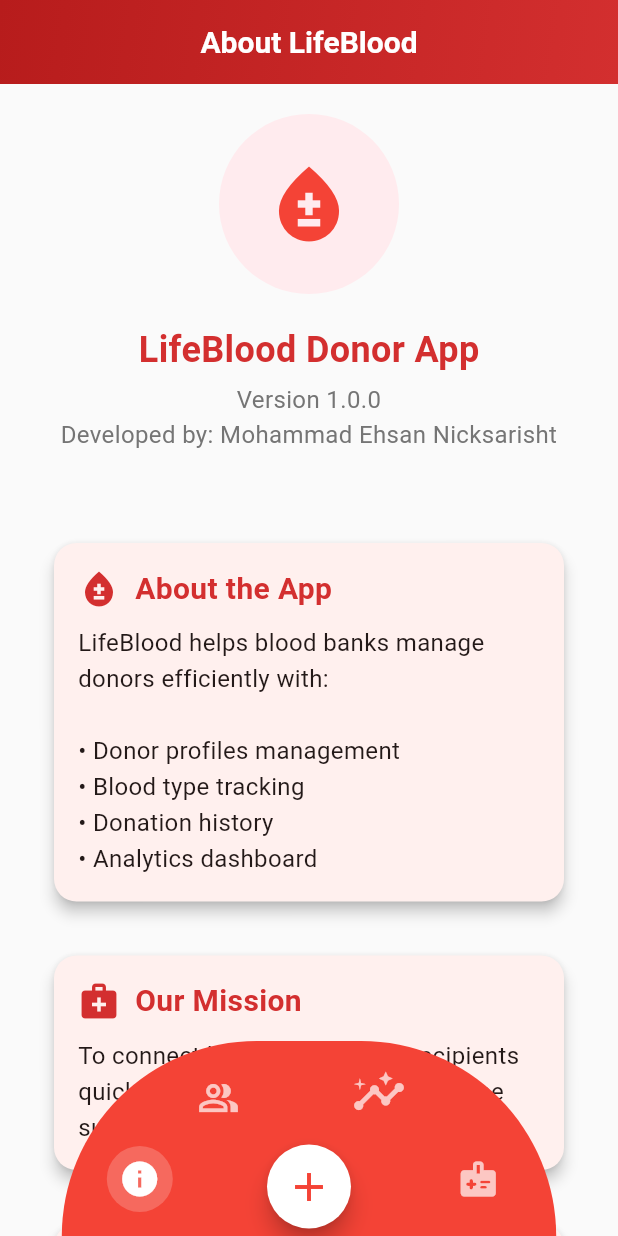
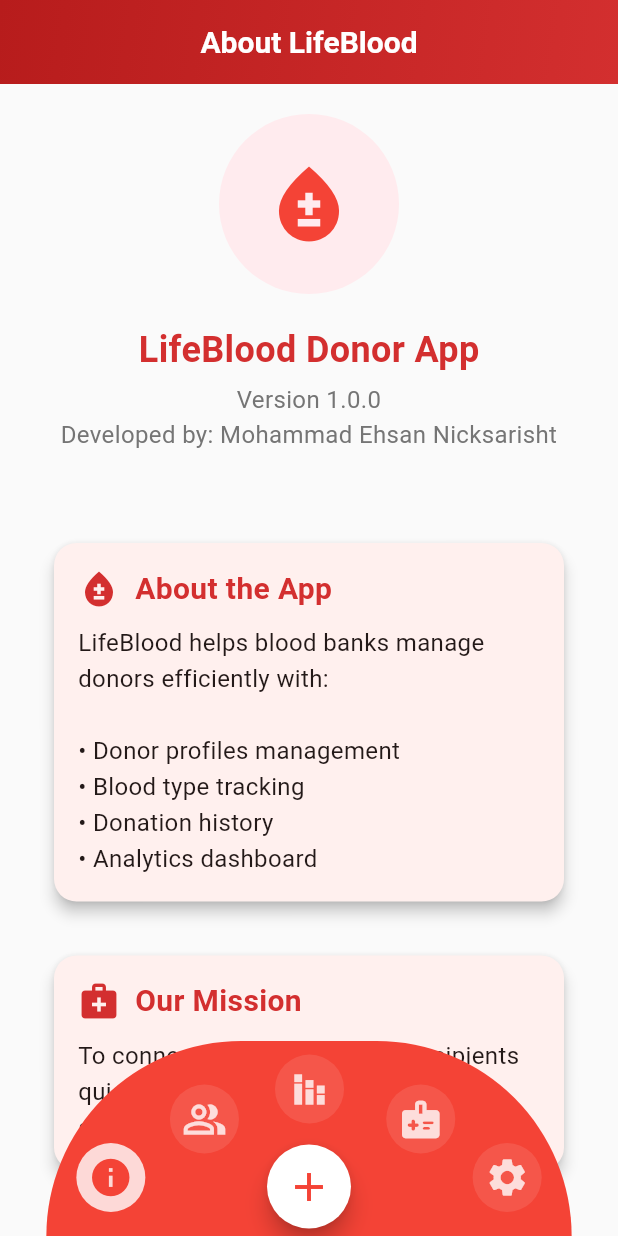
Before and after one commit to Ehsan2022/blood-tracker, a Flutter app: the screen it shows after launch, after a tap on the "info" icon, on a phone screen of 412 x 824 dp. Run offline on Flutter 3.47's test engine with Material 3 defaults, Android fonts, the phone set to English and light mode, and no system bars; our stand-ins replace device_preview, liquid_pull_to_refresh, share_plus; network calls fail.

Commit message:
bottom navigation bar updated. Settings page created and added

```diff
--- a/front/lib/main.dart
+++ b/front/lib/main.dart
@@ -1,4 +1,5 @@
 import 'package:class_project/screens/donor_info.dart';
+import 'package:class_project/screens/settings.dart';
 import 'package:class_project/screens/stats.dart';
 import 'package:device_preview/device_preview.dart';
 import 'package:flutter/foundation.dart';
@@ -21,7 +22,6 @@ class LifeBloodApp extends StatelessWidget {
   @override
   Widget build(BuildContext context) {
     return MaterialApp(
-       useInheritedMediaQuery: true,
       locale: DevicePreview.locale(context),
       builder: DevicePreview.appBuilder,
       title: 'LifeBlood',
@@ -57,6 +57,7 @@ class _MainNavigationWrapperState extends State<MainNavigationWrapper> {
   const StatsScreen(),
   const AboutScreen(),
   const DonorInfoScreen(),
+  const SettingsScreen(),
 ];
 
 @override
@@ -109,7 +110,7 @@ Widget build(BuildContext context) {
     children: [
       // The red bottom navigation bar
       Container(
-        width: MediaQuery.of(context).size.width * 0.80, // Increased width to accommodate 4 items
+        width: MediaQuery.of(context).size.width * 0.85, // Slightly wider to accommodate 5 icons
         height: 130,
         decoration: BoxDecoration(
           borderRadius: const BorderRadius.only(
@@ -120,31 +121,35 @@ Widget build(BuildContext context) {
         ),
         child: Stack(
           children: [
-            // About Screen (left)
+            // About Screen (leftmost)
             Positioned(
-              left: 30,
+              left: 20,
               bottom: 16,
-              child: Center(
-                child: _buildNavItem(Icons.info, 2), // Changed index to 2
+              child: _buildNavItem(Icons.info, 2),
             ),
-            ),
-            // Donor List (center-left)
+             // Donor List (center)
             Positioned(
               left: MediaQuery.of(context).size.width * 0.20,
-              bottom: 70,
+              bottom: 55,
               child: _buildNavItem(Icons.people_alt_outlined, 0),
             ),
-            // Stats Screen (center-right)
+                 // Stats Screen (right-center)
             Positioned(
-              left: MediaQuery.of(context).size.width * 0.45,
-              bottom: 70,
-              child: _buildNavItem(Icons.insights, 1), // New stats icon
+              left: MediaQuery.of(context).size.width * 0.37,
+              bottom: 75,
+              child: _buildNavItem(Icons.stacked_bar_chart, 1),
             ),
-            // Donor Info (right)
+            // Donor Info (rightmost)
             Positioned(
-              right: 30,
+              left: MediaQuery.of(context).size.width * 0.55,
+              bottom: 55,
+              child: _buildNavItem(Icons.medical_information_rounded, 3),
+            ),
+            // Settings (left-center)
+            Positioned(
+              right: 20,
               bottom: 16,
-              child: _buildNavItem(Icons.medical_information_rounded, 3), // Changed index to 3
+              child: _buildNavItem(Icons.settings, 4),
             ),
           ],
         ),
@@ -162,15 +167,15 @@ Widget build(BuildContext context) {
         padding: const EdgeInsets.all( 8),
         decoration: BoxDecoration(
           shape: BoxShape.circle,
-          color: isSelected ? Colors.white.withOpacity(0.2) : Colors.transparent,
+          color: isSelected ? Colors.white.withOpacity(0.8) : Colors.white.withOpacity(0.1),
         ),
         child: Column(
           mainAxisAlignment: MainAxisAlignment.center,
           children: [
             Icon(
               icon,
-              color: isSelected ? Colors.white : Colors.white.withOpacity(0.7),
-              size: index == 1 ? 36 : 28,
+              color: isSelected ? Colors.red : Colors.white.withOpacity(0.8),
+              size:30,
             ),
 
           ],
--- a/front/lib/screens/donor_list.dart
+++ b/front/lib/screens/donor_list.dart
@@ -1,4 +1,3 @@
-import 'package:class_project/models/donation.dart';
 import 'package:flutter/material.dart';
 import 'package:liquid_pull_to_refresh/liquid_pull_to_refresh.dart';
 import '../models/donor.dart';
--- /dev/null
+++ b/front/lib/screens/settings.dart
@@ -0,0 +1,152 @@
+import 'package:flutter/material.dart';
+import 'package:flutter/services.dart';
+import 'package:share_plus/share_plus.dart';
+
+class SettingsScreen extends StatefulWidget {
+  const SettingsScreen({super.key});
+
+  @override
+  State<SettingsScreen> createState() => _SettingsScreenState();
+}
+
+class _SettingsScreenState extends State<SettingsScreen> {
+  bool _isDarkMode = false;
+  bool _isEnglish = true;
+
+  @override
+  Widget build(BuildContext context) {
+    return Scaffold(
+      backgroundColor: Colors.grey.shade50,
+      appBar: AppBar(
+        title: Text(_isEnglish ? 'Settings' : 'تنظیمات'),
+        flexibleSpace: Container(
+          decoration: BoxDecoration(
+            gradient: LinearGradient(
+              colors: [Colors.red.shade900, Colors.red.shade700],
+              begin: Alignment.topLeft,
+              end: Alignment.bottomRight,
+            ),
+          ),
+        ),
+      ),
+      body: ListView(
+        padding: const EdgeInsets.all(16),
+        children: [
+          _buildSettingItem(
+            icon: Icons.share,
+            title: _isEnglish ? 'Share App' : 'اپلیکیشن شریک کړئ',
+            onTap: _shareApp,
+          ),
+          _buildDivider(),
+          _buildSettingItem(
+            icon: Icons.brightness_6,
+            title: _isEnglish ? 'Dark Mode' : 'تاریخ حالت',
+            trailing: Switch(
+              value: _isDarkMode,
+              onChanged: (value) {
+                setState(() {
+                  _isDarkMode = value;
+                  // Implement theme change logic here
+                });
+              },
+              activeColor: Colors.red,
+            ),
+          ),
+          _buildDivider(),
+          _buildSettingItem(
+            icon: Icons.language,
+            title: _isEnglish ? 'Language (English/پښتو)' : 'ژبه (English/پښتو)',
+            trailing: Switch(
+              value: _isEnglish,
+              onChanged: (value) {
+                setState(() {
+                  _isEnglish = value;
+                  // Implement language change logic here
+                });
+              },
+              activeColor: Colors.red,
+            ),
+          ),
+          _buildDivider(),
+          _buildSettingItem(
+            icon: Icons.exit_to_app,
+            title: _isEnglish ? 'Exit App' : 'اپلیکیشن بند کړئ',
+            onTap: _exitApp,
+          ),
+        ],
+      ),
+    );
+  }
+
+  Widget _buildSettingItem({
+    required IconData icon,
+    required String title,
+    Widget? trailing,
+    VoidCallback? onTap,
+  }) {
+    return ListTile(
+      leading: Icon(icon, color: Colors.red.shade700),
+      title: Text(
+        title,
+        style: TextStyle(
+          fontSize: 16,
+          fontWeight: FontWeight.w500,
+          color: Colors.grey.shade800,
+        ),
+      ),
+      trailing: trailing,
+      onTap: onTap,
+    );
+  }
+
+  Widget _buildDivider() {
+    return Divider(
+      height: 1,
+      thickness: 1,
+      color: Colors.grey.shade300,
+      indent: 16,
+      endIndent: 16,
+    );
+  }
+
+  Future<void> _shareApp() async {
+    try {
+      await Share.share(
+        _isEnglish
+          ? 'Check out this awesome LifeBlood app!'
+          : 'د ژوند وینه ښه اپلیکیشن وګورئ!',
+      );
+    } catch (e) {
+      ScaffoldMessenger.of(context).showSnackBar(
+        SnackBar(content: Text(_isEnglish ? 'Failed to share' : 'شریکولو کې ناکام')),
+      );
+    }
+  }
+
+  void _exitApp() {
+    showDialog(
+      context: context,
+      builder: (context) => AlertDialog(
+        title: Text(_isEnglish ? 'Exit App' : 'اپلیکیشن بند کړئ'),
+        content: Text(
+          _isEnglish
+            ? 'Are you sure you want to exit?'
+            : 'ایا تاسو ډاډه یاست چې وتل غواړئ؟',
+        ),
+        actions: [
+          TextButton(
+            onPressed: () => Navigator.pop(context),
+            child: Text(_isEnglish ? 'Cancel' : 'لغوه کړئ'),
+          ),
+          TextButton(
+            onPressed: () => SystemNavigator.pop(),
+            child: Text(
+              _isEnglish ? 'Exit' : 'وتل',
+              style: TextStyle(color: Colors.red),
+            ),
+          ),
+        ],
+      ),
+    );
+  }
+}
--- a/front/pubspec.yaml
+++ b/front/pubspec.yaml
@@ -37,6 +37,7 @@ dependencies:
   http: ^1.4.0
   liquid_pull_to_refresh: ^3.0.0
   device_preview: ^1.2.0
+  share_plus: ^11.0.0
 
 
 dev_dependencies:
```
Also changed, not shown: front/lib/screens/donor_detail.dart (+23 -14 lines), front/pubspec.lock. Lines whose indentation alone changed are shown as unchanged.
